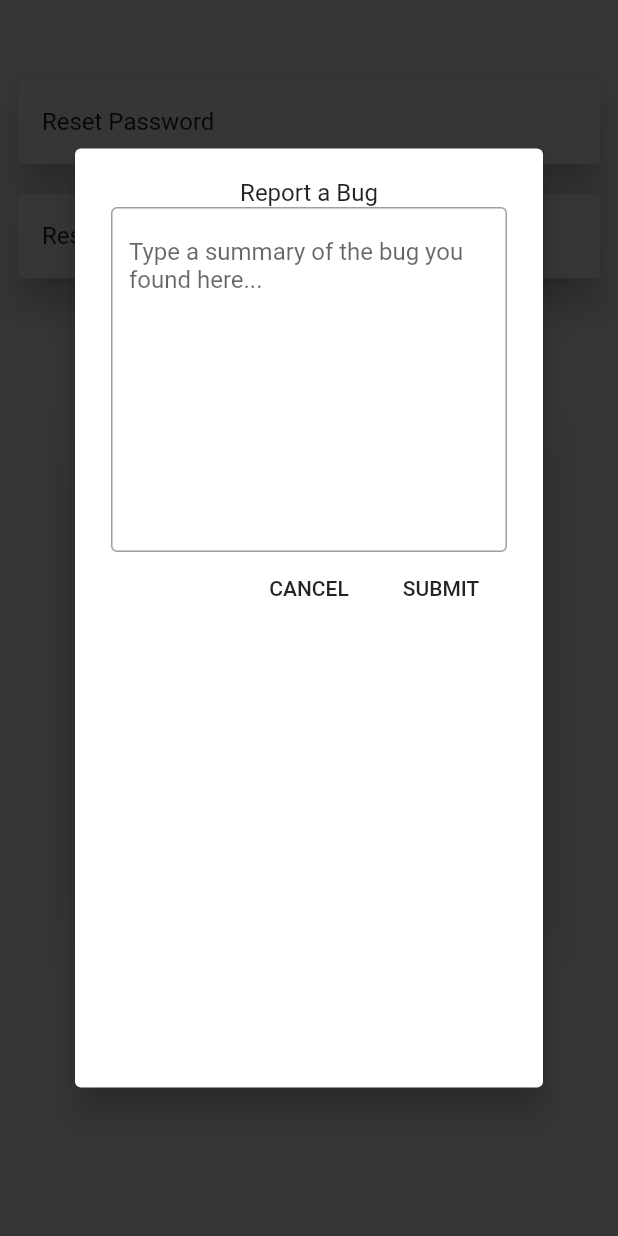
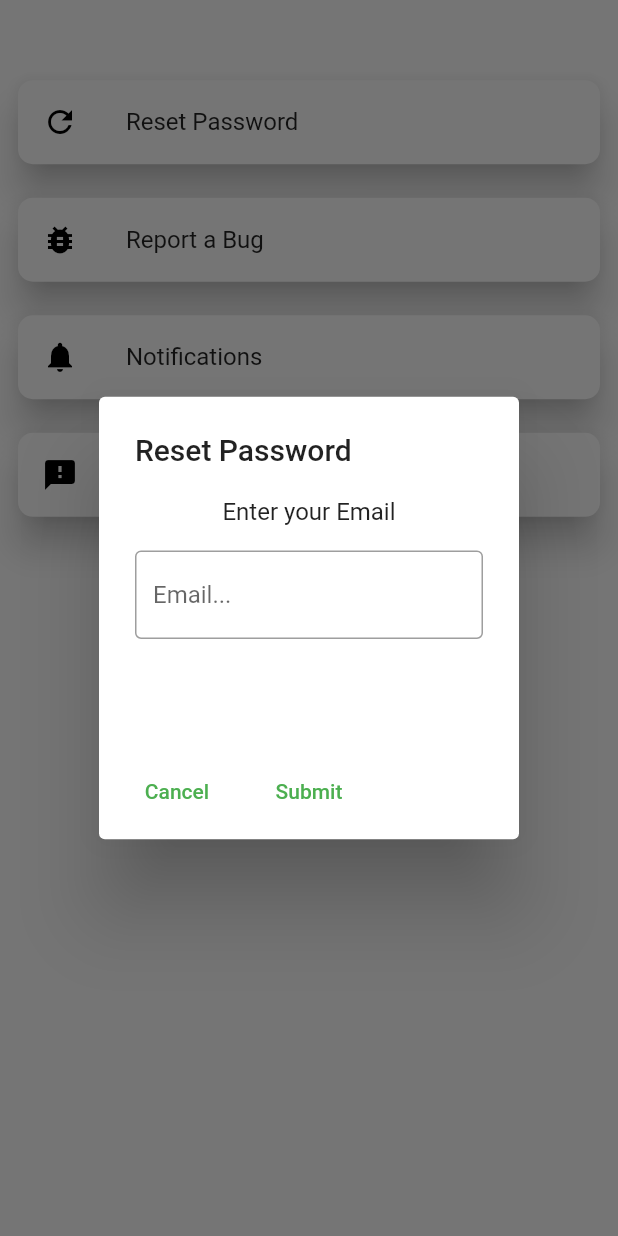
Before and after one commit to Dbono-dev/SicklesNHS, a Flutter app: the SettingsPage screen opened directly, after a tap on "Reset Password", on a phone screen of 412 x 824 dp. Run offline on Flutter 3.47's test engine with Material 2 defaults, Android fonts, the phone set to English and light mode, and no system bars; our stand-ins replace cloud_firestore, date_format, file_picker, firebase_auth, firebase_database, firebase_messaging and 8 more; missing offline and left inert: barcode_scan, flutter_full_pdf_viewer, flutter_rounded_date_picker, mailer; accounts and stored records are empty.

Commit message:
Another commit

```diff
--- a/lib/backend/globals.dart
+++ b/lib/backend/globals.dart
@@ -15,3 +15,5 @@ String selectedEvent = "";
 String selectedPerson = "";
 
 String selectedGroup = "";
+
+dynamic fcm;
--- a/lib/login_screen.dart
+++ b/lib/login_screen.dart
@@ -265,7 +265,8 @@ class _MiddlePageLoginScreen extends State<LoginPage> {
 
     return showDialog(
       context: context,
-      child: AlertDialog(
+      builder: (BuildContext context) {
+        return AlertDialog(
         title: Text("Reset Password"),
         content: Container(
           height: SizeConfig.blockSizeVertical * 17,
@@ -313,6 +314,6 @@ class _MiddlePageLoginScreen extends State<LoginPage> {
               ),
             ],
           )
-        ],)
-      );
+        ],);
+      });
     }
--- a/lib/main.dart
+++ b/lib/main.dart
@@ -16,7 +16,7 @@ class MyApp extends StatefulWidget {
 class _MyAppState extends State<MyApp> {
   @override
   Widget build(BuildContext context) {
-    PushNotificationsManager().init();
+    //PushNotificationsManager().init();
     return StreamProvider<User>.value(
       value: AuthService().user,
         child: MaterialApp(
--- a/lib/memberSide/settings_page.dart
+++ b/lib/memberSide/settings_page.dart
@@ -3,10 +3,11 @@ import 'package:font_awesome_flutter/font_awesome_flutter.dart';
 import 'package:mailer/mailer.dart';
 import 'package:mailer/smtp_server.dart';
 import 'package:sickles_nhs_app/adminSide/view_students.dart';
+import 'package:sickles_nhs_app/backend/auth_service.dart';
 import 'package:sickles_nhs_app/backend/size_config.dart';
 import 'package:sickles_nhs_app/backend/database.dart';
-import 'package:sickles_nhs_app/login_screen.dart';
 import 'package:url_launcher/url_launcher.dart';
+import 'package:sickles_nhs_app/backend/globals.dart' as global;
 
 class SettingsPage extends StatelessWidget {
   @override
@@ -33,11 +34,11 @@ class SettingsPageBody extends StatelessWidget {
     return Container(
       child: Column(
         children: <Widget>[
-          settingsTiles(context, "Reset Password", resetPassword(context)),
-          Padding(padding: EdgeInsets.all(5)),
-          settingsTiles(context, "Report a Bug", reportBug(context)),
-          Padding(padding: EdgeInsets.only(bottom: SizeConfig.blockSizeVertical * 2)),
-          Text("Follow Us", style: TextStyle(color: Colors.green, fontWeight: FontWeight.bold, fontSize: 35, decoration: TextDecoration.underline), textAlign: TextAlign.center,),
+          settingsTiles(context, "Reset Password", settingsResetPassword(context), Icons.refresh),
+          settingsTiles(context, "Report a Bug", reportBug(context), Icons.bug_report),
+          settingsTiles(context, "Notifications", notificationsSettings(context), Icons.notifications),
+          settingsTiles(context, "Give Feedback", feedbackSettings(context), Icons.feedback),
+          Text("FOLLOW US", style: TextStyle(color: Colors.green, fontWeight: FontWeight.bold, fontSize: 35, decoration: TextDecoration.underline), textAlign: TextAlign.center,),
           Padding(padding: EdgeInsets.only(bottom: SizeConfig.blockSizeVertical * 1)),
           Row(
             mainAxisAlignment: MainAxisAlignment.center,
@@ -81,30 +82,178 @@ class SettingsPageBody extends StatelessWidget {
     );
   }
 
-  Widget settingsTiles(BuildContext context, String text, Future<dynamic> theFuntion) {
-    return Material(
+  Widget settingsTiles(BuildContext context, String text, Widget theWidget, IconData theIcon) {
+    return Padding(
+      padding: EdgeInsets.only(bottom: SizeConfig.blockSizeVertical * 1.5),
+      child: Material(
         color: Colors.transparent,
         child: GestureDetector(
           onTap: () {
-          resetPassword(context);
+            showDialog(
+              context: context,
+              barrierDismissible: false,
+              builder: (BuildContext context) {
+                return theWidget;
+              }
+            );
           },
           child: Padding(
             padding: const EdgeInsets.fromLTRB(8, 0, 8, 2),
             child: Card(
+              shape: RoundedRectangleBorder(borderRadius: BorderRadius.circular(10)),
               color: Colors.white,
               elevation: 10,
-            child: ListTile(title: Text("Reset Password")),
+              child: ListTile(
+                leading: Icon(theIcon, color: Colors.black,),
+                title: Text(text)
+              ),
+            ),
           ),
         ),
       ),
     );
   }
 
-  Future reportBug(BuildContext context) {
-    return showDialog(
-      barrierDismissible: false,
-      context: context,
-      builder: (BuildContext context) {
+  Widget notificationsSettings(BuildContext context) {
+    bool overall = true;
+    bool newEvent = false;
+    bool status = false;
+    bool reminder = false;
+
+    return StatefulBuilder(
+      builder: (context, setState) {
+        return AlertDialog(
+          title: Text("Notifications"),
+          content: Column(
+            children: [
+              SwitchListTile(
+                title: Text("Allow Notifications"),
+                value: overall,
+                onChanged: (bool newValue) {
+                  setState(() {
+                    overall = newValue;
+                    if(overall) {
+
+                    }
+                    else {
+                      global.fcm.unsubscribeFromTopic("all");
+                    }
+                  });
+                },
+              ),
+              Padding(padding: EdgeInsets.only(bottom: SizeConfig.blockSizeVertical * 2)),
+              SwitchListTile(
+                title: Text("Allow Notification When a New Event is Posted"),
+                value: newEvent,
+                onChanged: (bool newValue) {
+                  setState(() {
+                    newEvent = newValue;
+                    if(newEvent) {
+                      global.fcm.subscribeToTopic('newEvent');
+                      print("got here");
+                    }
+                    else {
+                      global.fcm.unsubscribeFromTopic('newEvent');
+                    }
+                  });
+                },
+              ),
+              Padding(padding: EdgeInsets.only(bottom: SizeConfig.blockSizeVertical * 2)),
+              SwitchListTile(
+                title: Text("Allow Notification When Submitted Hours Status Changes"),
+                value: status,
+                onChanged: (bool newValue) {
+                  setState(() {
+                    status = newValue;
+                  });
+                },
+              ),
+              Padding(padding: EdgeInsets.only(bottom: SizeConfig.blockSizeVertical * 2)),
+              SwitchListTile(
+                title: Text("Allow a Notification Reminder 30 Minutes Before the Start of an Event You Have Signed Up For"),
+                value: reminder,
+                onChanged: (bool newValue) {
+                  setState(() {
+                    reminder = newValue;
+                  });
+                },
+              ),
+            ],
+          ),
+          actions: [
+            FlatButton(
+              child: Text("DONE", style: TextStyle(color: Colors.green),),
+              onPressed: () {
+                Navigator.of(context).pop();
+              },
+            )
+          ],
+        );
+      }
+    );
+  }
+
+  Widget feedbackSettings(BuildContext context) {
+
+  }
+
+  Widget settingsResetPassword(BuildContext context) {
+    final _theFormKey = GlobalKey<FormState>();
+    String _theEmail;
+    final AuthService _auth = AuthService();
+
+    return AlertDialog(
+      title: Text("Reset Password"),
+      content: Container(
+        height: SizeConfig.blockSizeVertical * 17,
+        child: Column(
+          children: <Widget>[
+            Text("Enter your Email"),
+            Padding(padding: EdgeInsets.all(SizeConfig.blockSizeVertical * 1)),
+            Form(
+              key: _theFormKey,
+              child: TextFormField(
+                decoration: InputDecoration(
+                  border: OutlineInputBorder(),
+                  hintText: "Email..."
+                ),
+                onSaved: (value) => _theEmail = value,
+                validator: (val) => val.isEmpty ? 'Enter an email': null,
+                keyboardType: TextInputType.emailAddress,
+              ),
+            ),
+          ],
+        ),
+      ),
+      actions: <Widget>[
+        Row(
+          children: <Widget>[
+            FlatButton(
+              onPressed: () {
+                Navigator.of(context).pop();
+              },
+              child: Text("Cancel", style: TextStyle(color: Colors.green),)
+            ),
+            FlatButton(
+              onPressed: () async {
+                if(_theFormKey.currentState.validate()) {
+                  _theFormKey.currentState.save();
+                  try {
+                    await _auth.resetPassword(_theEmail, context);
+                  }
+                  catch (error) {
+                    print(error.message);
+                  }
+                }
+              },
+              child: Text("Submit", style: TextStyle(color: Colors.green))
+            ),
+          ],
+        )
+      ],);
+  }
+
+  Widget reportBug(BuildContext context) {
     return Padding(
       padding: const EdgeInsets.fromLTRB(10, 75, 10, 75),
       child: AlertDialog(
@@ -161,8 +310,6 @@ class SettingsPageBody extends StatelessWidget {
       ),
     );
   }
-    );
-  }
 
   Future sendBugToDatabase(String _summary) async {
     await DatabaseBugs().submmissionBugs(_summary);
```
Also changed, not shown: lib/backend/wrapper.dart (+8 -1 lines), lib/backend/push_notifications_manager.dart (line endings or trailing spaces). Lines whose indentation alone changed are shown as unchanged.
